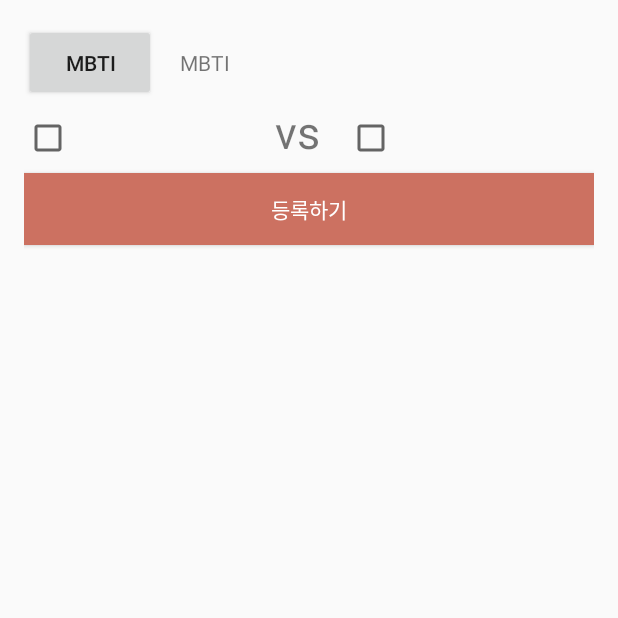
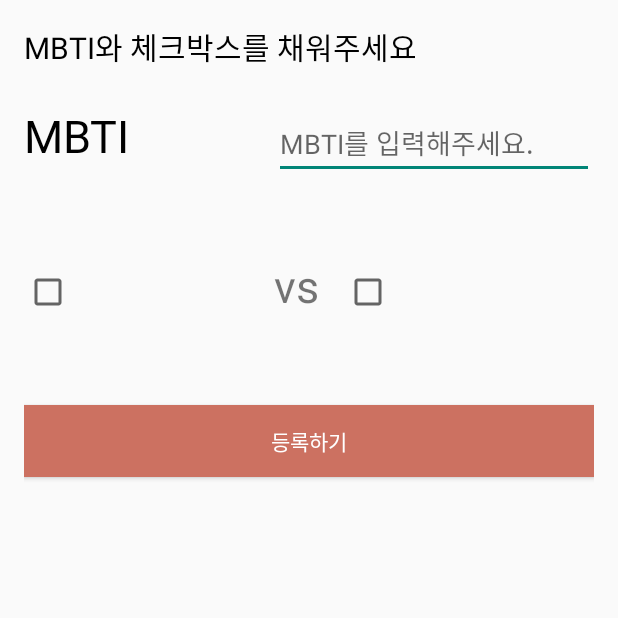
Before and after one commit to leechigu/-BTI-Project, an Android app: the fCommentRegister screen opened directly, with no data from a screen before it, on a phone screen of 412 x 824 dp, the top half of it. Run offline under Robolectric (Android 15) with nearby library versions, the phone set to English and light mode, and no system bars; 4 statements that could not run were skipped.

Commit message:
mbti 결과

```diff
--- a/app/src/main/java/com/example/catbti/FunCommentDBHelper.java
+++ b/app/src/main/java/com/example/catbti/FunCommentDBHelper.java
@@ -11,7 +11,7 @@ import java.util.ArrayList;
 
 public class FunCommentDBHelper extends SQLiteOpenHelper {
     private static final int DB_VERSION = 1;
-    private static final String DB_NAME = "funcomment.db";
+    private static final String DB_NAME = "funcomment.db3";
 
 
     public FunCommentDBHelper(@Nullable Context context) {
@@ -57,8 +57,8 @@ public class FunCommentDBHelper extends SQLiteOpenHelper {
 
     public void InsertComment(int funPostNum,String obj,String mbti) {
         SQLiteDatabase db = getWritableDatabase();
-        db.execSQL("INSERT INTO Comment (funPostNum,funCommentObj,funCommentMbti VALUES('"+funPostNum+"','"+obj+"','"+mbti+"');");
-       // db.execSQL("INSERT INTO FunPost (funPostTitle,funPostC VALUES('" +title+"','" +contents+"','" +obj1+"','"+obj2+"');");
+        db.execSQL("INSERT INTO FunComment (funPostNum,funCommentObj,funCommentMbti) VALUES('"+funPostNum+"','"+obj+"','"+mbti+"');");
+
     }
 
 }
--- a/app/src/main/res/layout/activity_detail.xml
+++ b/app/src/main/res/layout/activity_detail.xml
@@ -25,6 +25,7 @@
                 <TextView
                     android:layout_width="100dp"
                     android:layout_height="wrap_content"
+                    android:background="@drawable/leechigu"
                     android:padding="16dp"
                     android:text="제목" />
 
@@ -48,6 +49,7 @@
                     android:layout_width="100dp"
                     android:layout_height="wrap_content"
                     android:padding="16dp"
+                    android:background="@drawable/leechigu"
                     android:text="MBTI" />
 
                 <TextView
@@ -60,9 +62,11 @@
                     android:text="MBTI."
                     android:textColor="#000000" />
             </LinearLayout>
+
             <TextView
-                android:layout_width="wrap_content"
+                android:layout_width="match_parent"
                 android:layout_height="wrap_content"
+                android:background="@drawable/leechigu"
                 android:padding="16dp"
                 android:text="내용" />
 
--- a/app/src/main/res/layout/activity_fcomment_register.xml
+++ b/app/src/main/res/layout/activity_fcomment_register.xml
@@ -5,33 +5,42 @@
     android:layout_height="match_parent"
     android:padding="16dp"
     android:orientation="vertical">
+
+    <TextView
+        android:id="@+id/textView3"
+        android:layout_width="match_parent"
+        android:layout_height="54dp"
+        android:text="MBTI와 체크박스를 채워주세요"
+        android:textColor="#000000"
+        android:textSize="20dp" />
+
     <LinearLayout
         android:layout_width="match_parent"
-        android:layout_height="wrap_content"
+        android:layout_height="100dp"
         android:orientation="horizontal">
 
-        <Button
-            android:id="@+id/mbti_btn"
+        <TextView
+            android:id="@+id/textView2"
+            android:layout_width="50dp"
+            android:layout_height="wrap_content"
+            android:layout_weight="1"
+            android:text="MBTI"
+            android:textColor="#000000"
+            android:textSize="30dp" />
+
+        <EditText
+            android:id="@+id/registerMbti"
             android:layout_width="wrap_content"
             android:layout_height="wrap_content"
-            android:padding="16dp"
-            android:text="MBTI" />
-
-        <TextView
-            android:id="@+id/mbti_tv"
-            android:layout_width="102dp"
-            android:layout_height="wrap_content"
-            android:padding="16dp"
-            android:text="MBTI" />
-
-
+            android:ems="10"
+            android:hint="MBTI를 입력해주세요."
+            android:inputType="textPersonName"
+            tools:ignore="TouchTargetSizeCheck" />
     </LinearLayout>
 
-
-
     <LinearLayout
-        android:layout_width="383dp"
-        android:layout_height="wrap_content"
+        android:layout_width="match_parent"
+        android:layout_height="100dp"
         android:orientation="horizontal">
 
         <CheckBox
@@ -39,7 +48,6 @@
             android:layout_width="150dp"
             android:layout_height="wrap_content"
             android:layout_weight="1"
-            android:minHeight="48dp"
             android:text="CheckBox"
             android:textSize="20dp" />
 
@@ -56,7 +64,6 @@
             android:layout_width="150dp"
             android:layout_height="wrap_content"
             android:layout_weight="1"
-            android:minHeight="48dp"
             android:text="CheckBox"
             android:textSize="20dp" />
 
```
Also changed, not shown: app/src/main/java/com/example/catbti/FunCommentResult.java (+200 -0 lines), app/src/main/res/drawable/leechigu.xml (added, +9 -0 lines), app/src/main/res/layout/activity_fpost_detail.xml (+7 -1 lines), app/src/main/res/layout/activity_fun_comment_result.xml (+32 -26 lines).
